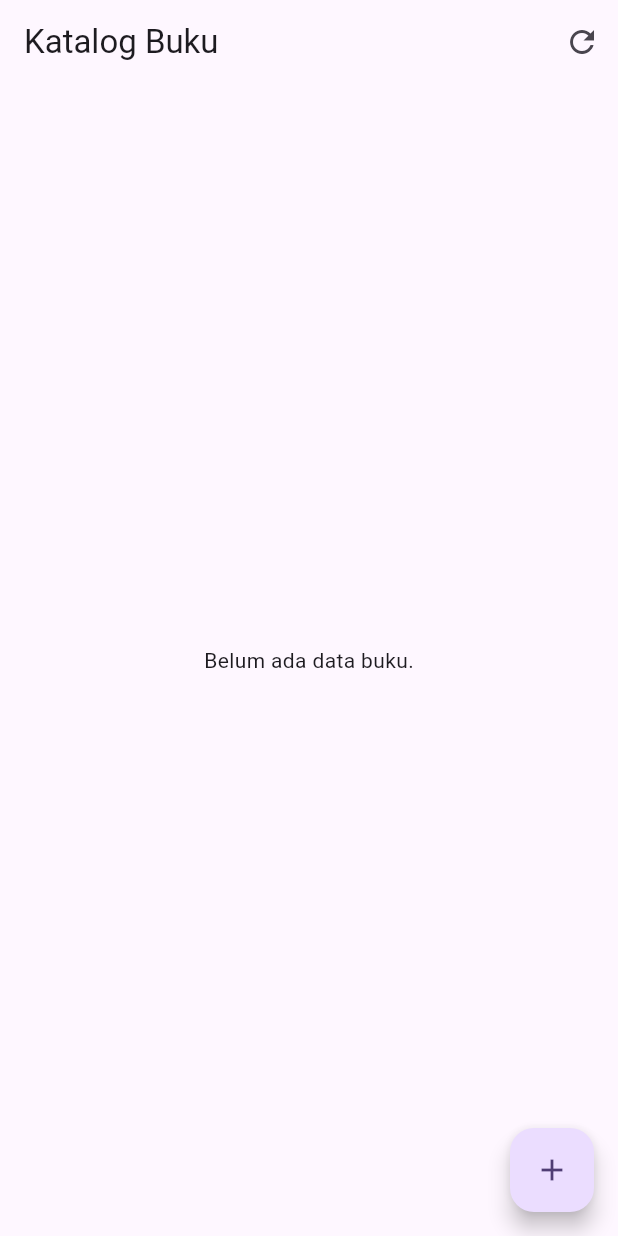
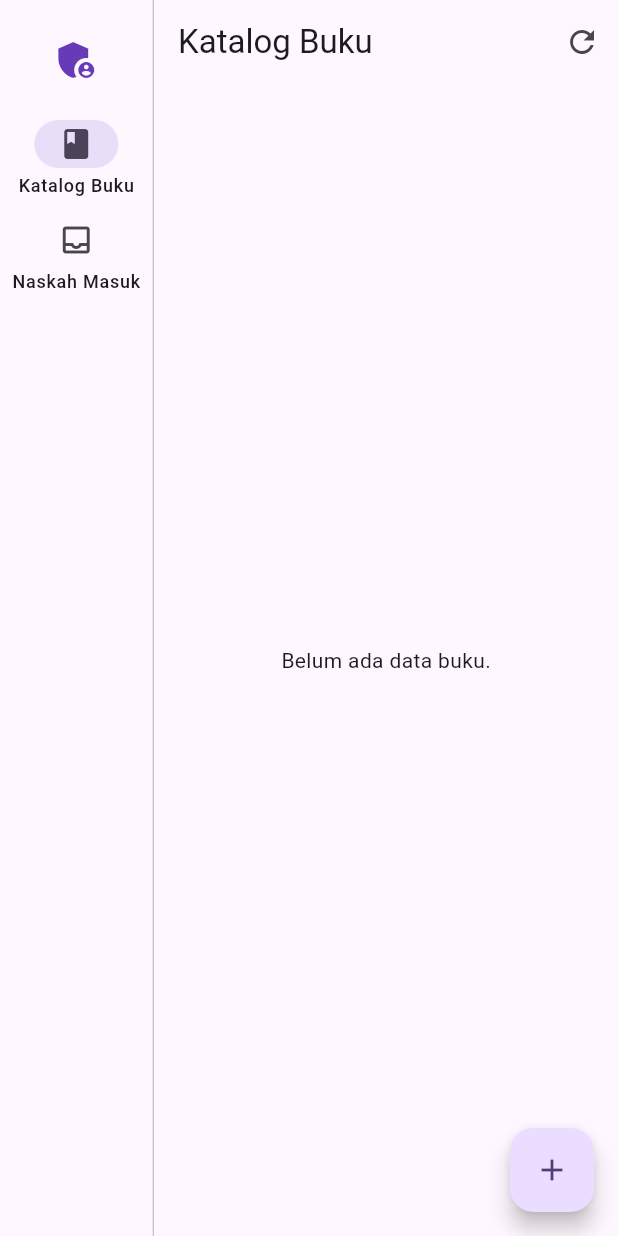
Before and after one commit to devpustakaiman/admin_pustakaiman, a Flutter app: the screen it shows after launch, on a phone screen of 412 x 824 dp. Run offline on Flutter 3.47's test engine with Material 3 defaults, Android fonts, the phone set to English and light mode, and no system bars; our stand-ins replace either_dart, get, supabase_flutter; accounts and stored records are empty.

Commit message:
feat: complete Submission Module and Main Dashboard Layout

```diff
--- a/lib/core/routes/app_pages.dart
+++ b/lib/core/routes/app_pages.dart
@@ -1,14 +1,26 @@
 import 'package:get/get.dart';
 import '../../presentation/bindings/dashboard_binding.dart';
 import '../../presentation/pages/book_management_page.dart';
+import '../../presentation/pages/main_layout_page.dart';
+import '../../presentation/pages/submission_management_page.dart';
 import 'app_routes.dart';
 
 class AppPages {
   static final pages = [
     GetPage(
+      name: AppRoutes.initial,
+      page: () => const MainLayoutPage(),
+      binding: DashboardBinding(),
+    ),
+    GetPage(
       name: AppRoutes.bookManagement,
       page: () => const BookManagementPage(),
       binding: DashboardBinding(),
     ),
+    GetPage(
+      name: AppRoutes.submissionManagement,
+      page: () => const SubmissionManagementPage(),
+      binding: DashboardBinding(),
+    ),
   ];
 }
--- a/lib/core/routes/app_routes.dart
+++ b/lib/core/routes/app_routes.dart
@@ -1,3 +1,6 @@
 abstract class AppRoutes {
+  static const String initial = '/';
+  static const String mainLayout = '/';
   static const String bookManagement = '/book-management';
+  static const String submissionManagement = '/submission-management';
 }
--- a/lib/main.dart
+++ b/lib/main.dart
@@ -22,7 +22,7 @@ class MyApp extends StatelessWidget {
         colorScheme: ColorScheme.fromSeed(seedColor: Colors.deepPurple),
         useMaterial3: true,
       ),
-      initialRoute: AppRoutes.bookManagement,
+      initialRoute: AppRoutes.initial,
       getPages: AppPages.pages,
     );
   }
--- /dev/null
+++ b/lib/presentation/controllers/main_layout_controller.dart
@@ -0,0 +1,9 @@
+import 'package:get/get.dart';
+
+class MainLayoutController extends GetxController {
+  final RxInt selectedIndex = 0.obs;
+
+  void changePage(int index) {
+    selectedIndex.value = index;
+  }
+}
--- /dev/null
+++ b/lib/presentation/pages/main_layout_page.dart
@@ -0,0 +1,61 @@
+import 'package:flutter/material.dart';
+import 'package:get/get.dart';
+import '../controllers/main_layout_controller.dart';
+import 'book_management_page.dart';
+import 'submission_management_page.dart';
+
+class MainLayoutPage extends StatelessWidget {
+  const MainLayoutPage({super.key});
+
+  @override
+  Widget build(BuildContext context) {
+    final controller = Get.find<MainLayoutController>();
+
+    final pages = const [
+      BookManagementPage(),
+      SubmissionManagementPage(),
+    ];
+
+    return Scaffold(
+      body: Row(
+        children: [
+          Obx(() {
+            return NavigationRail(
+              selectedIndex: controller.selectedIndex.value,
+              onDestinationSelected: (int index) {
+                controller.changePage(index);
+              },
+              labelType: NavigationRailLabelType.all,
+              leading: const Padding(
+                padding: EdgeInsets.symmetric(vertical: 16.0),
+                child: Icon(
+                  Icons.admin_panel_settings,
+                  size: 32,
+                  color: Colors.deepPurple,
+                ),
+              ),
+              destinations: const [
+                NavigationRailDestination(
+                  icon: Icon(Icons.book_outlined),
+                  selectedIcon: Icon(Icons.book),
+                  label: Text('Katalog Buku'),
+                ),
+                NavigationRailDestination(
+                  icon: Icon(Icons.inbox_outlined),
+                  selectedIcon: Icon(Icons.inbox),
+                  label: Text('Naskah Masuk'),
+                ),
+              ],
+            );
+          }),
+          const VerticalDivider(thickness: 1, width: 1),
+          Expanded(
+            child: Obx(() {
+              return pages[controller.selectedIndex.value];
+            }),
+          ),
+        ],
+      ),
+    );
+  }
+}
--- a/pubspec.yaml
+++ b/pubspec.yaml
@@ -37,6 +37,7 @@ dependencies:
   get: ^4.7.3
   supabase_flutter: ^2.16.0
   either_dart: ^1.0.0
+  url_launcher: ^6.3.2
 
 dev_dependencies:
   flutter_test:
```
Also changed, not shown: lib/data/datasources/supabase_remote_data_source.dart (+10 -0 lines), lib/data/models/submission_model.dart (added, +47 -0 lines), lib/data/repositories/submission_repository_impl.dart (added, +23 -0 lines), lib/domain/entities/submission.dart (added, +19 -0 lines), lib/domain/repositories/submission_repository.dart (added, +7 -0 lines), lib/domain/usecases/get_submissions_usecase.dart (added, +14 -0 lines), lib/presentation/bindings/dashboard_binding.dart (+15 -0 lines), lib/presentation/controllers/submission_controller.dart (added, +63 -0 lines), lib/presentation/pages/submission_management_page.dart (added, +298 -0 lines), pubspec.lock.
